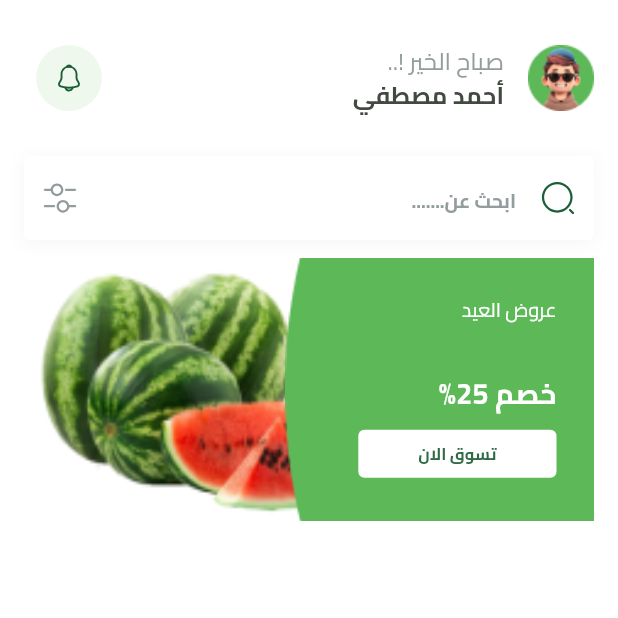
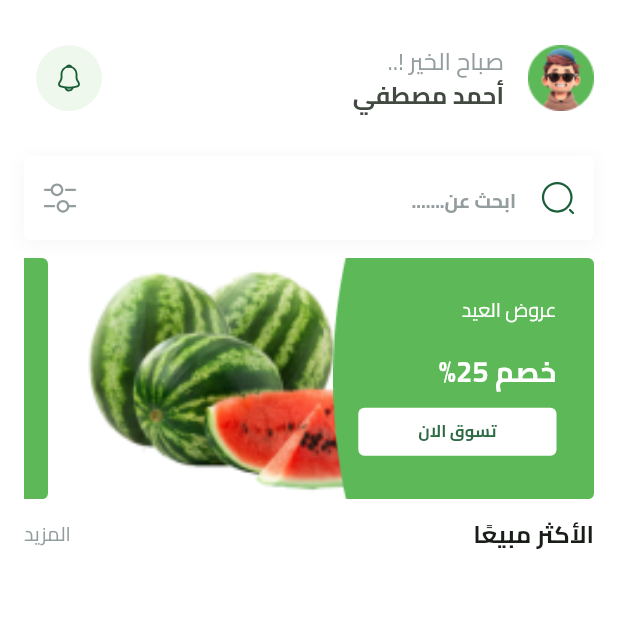
Before and after one commit to walidhussein20/FruitHub, a Flutter app: the HomeView screen opened by its route, on a phone screen of 412 x 824 dp, the top half of it. Run offline on Flutter 3.47's test engine with Material 3 defaults, Android fonts, the phone set to English and light mode, and no system bars; our stand-ins replace bloc, cloud_firestore, dartz, dots_indicator, firebase_auth, firebase_core and 6 more; missing offline and left inert: flutter_facebook_auth; accounts and stored records are empty.

Commit message:
Create Featured List

```diff
--- /dev/null
+++ b/lib/features/home/presentation/views/widgets/best_seller_header.dart
@@ -0,0 +1,27 @@
+import 'package:flutter/material.dart';
+import 'package:fruites_e_commerce/core/utils/app_text_styles.dart';
+
+class BestSellerHeader extends StatelessWidget {
+  const BestSellerHeader({
+    super.key,
+  });
+
+  @override
+  Widget build(BuildContext context) {
+    return Row(
+      children: [
+        Text(
+          'الأكثر مبيعًا',
+          style: TextStyles.bold16,
+        ),
+        Spacer(),
+        Text(
+          'المزيد',
+          style: TextStyles.regular13.copyWith(
+            color: Color(0xff949D9E),
+          ),
+        )
+      ],
+    );
+  }
+}
--- a/lib/features/home/presentation/views/widgets/featured_item.dart
+++ b/lib/features/home/presentation/views/widgets/featured_item.dart
@@ -8,7 +8,7 @@ class FeaturedItem extends StatelessWidget {
 
   @override
   Widget build(BuildContext context) {
-    var itemWidth = MediaQuery.sizeOf(context).width;
+    var itemWidth = MediaQuery.sizeOf(context).width - 64;
     return SizedBox(
       width: itemWidth,
       child: AspectRatio(
@@ -28,6 +28,10 @@ class FeaturedItem extends StatelessWidget {
             Container(
               width: itemWidth * .5,
               decoration: BoxDecoration(
+                  borderRadius: BorderRadius.only(
+                    topRight: Radius.circular(4),
+                    bottomRight: Radius.circular(4),
+                  ),
                   image: DecorationImage(
                       image: AssetImage(Assets.imagesFeaturedBackGroundImage),
                       fit: BoxFit.fill)),
--- /dev/null
+++ b/lib/features/home/presentation/views/widgets/featured_list.dart
@@ -0,0 +1,25 @@
+import 'package:flutter/material.dart';
+import 'package:fruites_e_commerce/features/home/presentation/views/widgets/featured_item.dart';
+
+class FeaturedList extends StatelessWidget {
+  const FeaturedList({super.key});
+
+  @override
+  Widget build(BuildContext context) {
+    final screenWidth = MediaQuery.of(context).size.width - 64;
+    final responsiveHeight = screenWidth * (158 / 342);
+    return SizedBox(
+      height: responsiveHeight,
+      child: ListView.builder(
+        scrollDirection: Axis.horizontal,
+        itemCount: 4,
+        itemBuilder: (context, index) {
+          return Padding(
+            padding: const EdgeInsets.only(left: 16),
+            child: FeaturedItem(),
+          );
+        },
+      ),
+    );
+  }
+}
--- a/lib/features/home/presentation/views/widgets/home_view_body.dart
+++ b/lib/features/home/presentation/views/widgets/home_view_body.dart
@@ -1,8 +1,11 @@
 import 'package:flutter/material.dart';
+import 'package:fruites_e_commerce/core/utils/app_text_styles.dart';
 import 'package:fruites_e_commerce/core/widgets/custom_search_text_field.dart';
+import 'package:fruites_e_commerce/features/home/presentation/views/widgets/best_seller_header.dart';
 
 import 'package:fruites_e_commerce/features/home/presentation/views/widgets/custom_home_app_bar.dart';
 import 'package:fruites_e_commerce/features/home/presentation/views/widgets/featured_item.dart';
+import 'package:fruites_e_commerce/features/home/presentation/views/widgets/featured_list.dart';
 
 class HomeViewBody extends StatelessWidget {
   const HomeViewBody({super.key});
@@ -29,7 +32,10 @@ class HomeViewBody extends StatelessWidget {
                   hintText: 'ابحث عن.......',
                 ),
                 SizedBox(height: 12),
-                FeaturedItem(),
+                FeaturedList(),
+                SizedBox(height: 12),
+                BestSellerHeader(),
+                SizedBox(height: 8),
               ],
             ),
           ),
```
